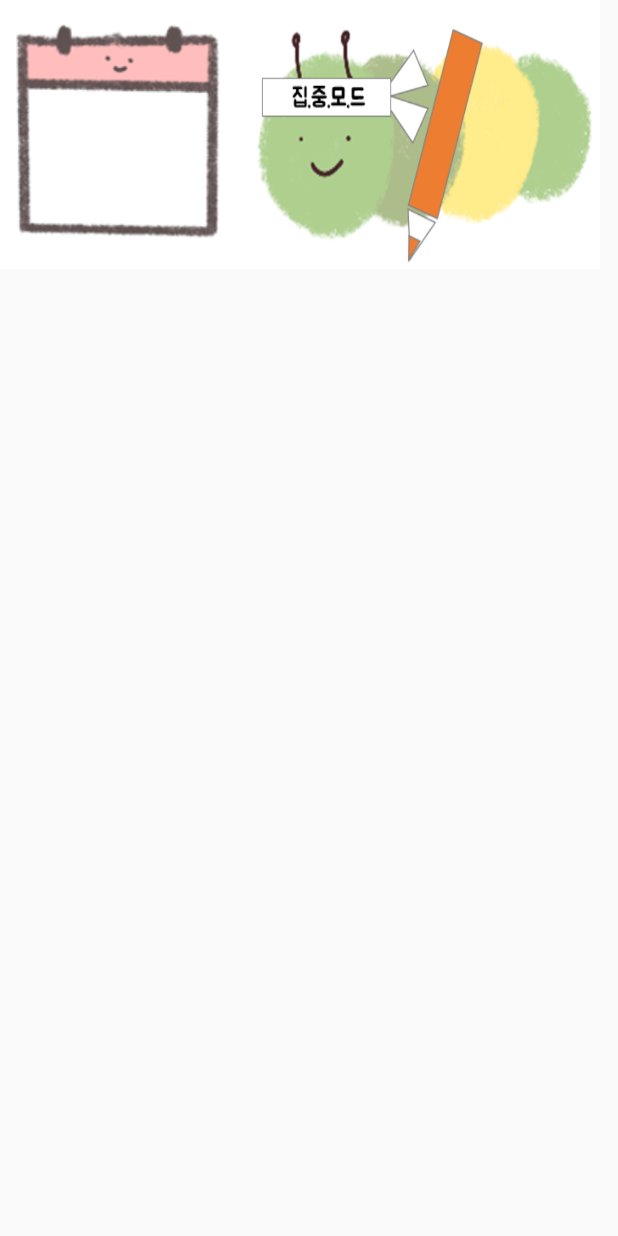
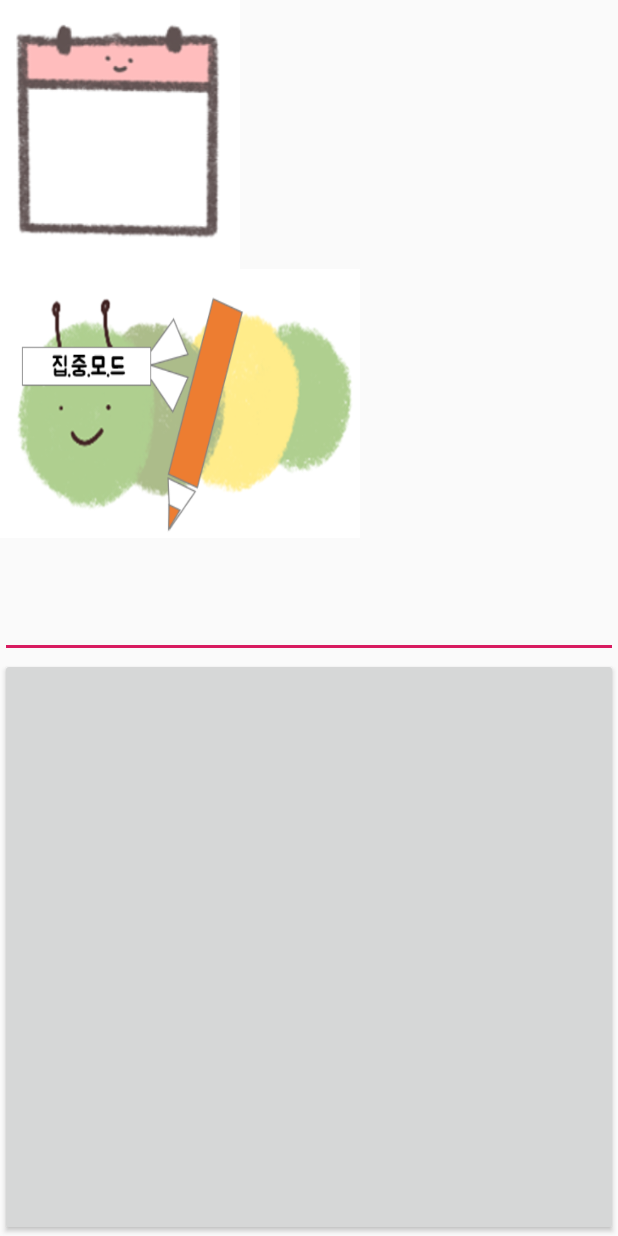
Before and after one commit to hjs2632/CAP_Together, an Android app: the Study screen opened directly, with no data from a screen before it, on a phone screen of 412 x 824 dp. Run offline under Robolectric (Android 15) with nearby library versions, the phone set to English and light mode, and no system bars; our stand-ins replace Firebase (no records; nobody signed in at launch, a user with empty details on screens opened directly).

Commit message:
닉네임 생성(임시, 무조건 수정해야함)

```diff
--- a/app/src/main/java/com/example/together/Study.java
+++ b/app/src/main/java/com/example/together/Study.java
@@ -3,23 +3,62 @@ package com.example.together;
 import android.content.Intent;
 import android.os.Bundle;
 import android.view.View;
+import android.widget.Button;
+import android.widget.EditText;
 import android.widget.ImageButton;
+import android.widget.Toast;
 
 import androidx.annotation.Nullable;
 import androidx.appcompat.app.AppCompatActivity;
 
 import com.example.together.Calendar.Calendar_note;
+import com.google.firebase.auth.FirebaseAuth;
+import com.google.firebase.auth.FirebaseUser;
+import com.google.firebase.database.DatabaseReference;
+import com.google.firebase.database.FirebaseDatabase;
 
 public class Study extends AppCompatActivity {
 
     ImageButton calendar_btn;//일정 이동 버튼
     ImageButton focus_btn;//집중모드 이동 버튼
+
+    EditText test_id;
+    Button test_btn;
+    private FirebaseAuth firebaseAuth;
+    private FirebaseDatabase database;
+    private DatabaseReference databaseReference;
+    private FirebaseUser user;
+
     @Override
     protected void onCreate(@Nullable Bundle savedInstanceState) {
         super.onCreate(savedInstanceState);
         setContentView(R.layout.study);
+
+        firebaseAuth=FirebaseAuth.getInstance();
+        user=firebaseAuth.getCurrentUser();
+
+
+        database=FirebaseDatabase.getInstance();
+
         calendar_btn = (ImageButton) findViewById(R.id.calendar_btn); //일정 이동 버튼
         focus_btn=(ImageButton)findViewById(R.id.focus_btn); //집중모드 이동 버튼
+
+        test_id=(EditText)findViewById(R.id.test_id);
+        test_btn=(Button)findViewById(R.id.test_btn);
+        test_btn.setOnClickListener(new View.OnClickListener() {
+            @Override
+            public void onClick(View v) {
+                try{
+                    databaseReference=database.getReference().child("User").child(user.getUid()).child("username");
+                    String content=test_id.getText().toString();
+                    databaseReference.setValue(content);//선택한 날짜에 일정 저장
+                    Toast.makeText(getApplicationContext(),"일정 저장 완료",Toast.LENGTH_SHORT).show();//토스메세지 출력
+                }catch(Exception e){//예외
+                    e.printStackTrace();
+                    Toast.makeText(getApplicationContext(),"오류발생",Toast.LENGTH_SHORT).show();//토스메세지 출력
+                }
+            }
+        });
         calendar_btn.setOnClickListener(new View.OnClickListener() { // 일정으로 이동
             @Override
             public void onClick(View view) {
--- a/app/src/main/res/layout/study.xml
+++ b/app/src/main/res/layout/study.xml
@@ -2,6 +2,7 @@
 <LinearLayout xmlns:android="http://schemas.android.com/apk/res/android"
     android:layout_width="match_parent"
     android:layout_height="match_parent"
+    android:orientation="vertical"
     xmlns:app="http://schemas.android.com/apk/res-auto">
 
     <!--일정 버튼-->
@@ -18,4 +19,14 @@
         android:layout_height="179dp"
         android:background="@drawable/focus_ic"></ImageButton>
 
+    <!--임시 테스트 리니어 버티컬 수정-->
+    <EditText
+        android:id="@+id/test_id"
+        android:layout_width="match_parent"
+        android:layout_height="80dp"></EditText>
+    <Button
+        android:layout_width="match_parent"
+        android:layout_height="match_parent"
+        android:id="@+id/test_btn"></Button>
+
 </LinearLayout>
```
